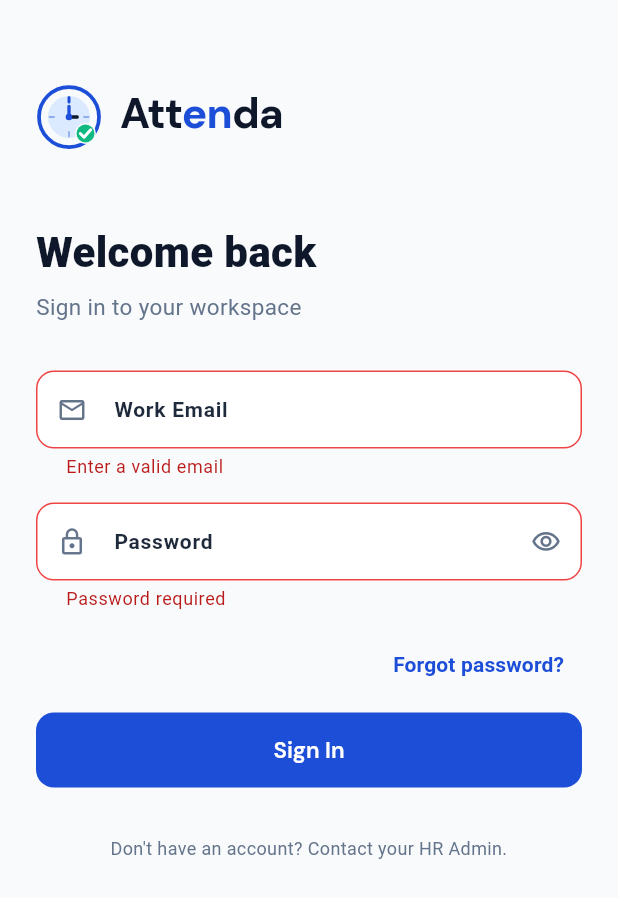
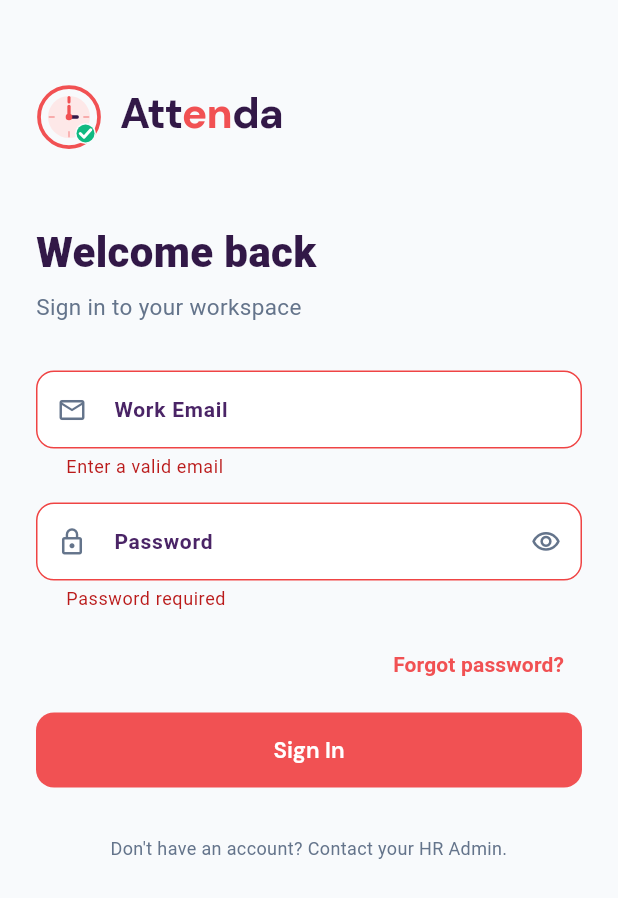
Before and after one commit to BilalkhanIO/Attenda-mobile, a Flutter app: the screen it shows after launch, after a tap on "Sign In", on a phone screen of 412 x 824 dp. Shown: the top 898 px of the screen. Run offline on Flutter 3.47's test engine with Material 3 defaults, Android fonts, the phone set to English and light mode, and no system bars; our stand-ins replace connectivity_plus, dio, flutter_secure_storage, go_router, google_fonts, hive_flutter and 3 more; missing offline and left inert: mobile_scanner, network_info_plus, workmanager; accounts and stored records are empty; statements that could not run were skipped.

Commit message:
feat: apply Violet + Imperial Red brand palette; fix API and auth bugs
- Update AppColors: primary → #f15153 (Imperial Red),
  dark → #321847 (Violet), matching web app design tokens
- Update AttendaLogo painter to use new brand colours throughout
- Fix getSwapRequests() to call /shifts/swaps/me (employee endpoint)
  instead of /shifts/swaps (manager-only endpoint)
- Handle requires_2fa response in AuthProvider.login() — returns
  temp_token instead of crashing on missing access_token
- Update login screen to navigate to /2fa route when 2FA is required
- Fix schedule screen shift colour fallback to #f15153

```diff
--- a/lib/screens/auth/login_screen.dart
+++ b/lib/screens/auth/login_screen.dart
@@ -32,8 +32,13 @@ class _LoginScreenState extends State<LoginScreen> {
     if (!_formKey.currentState!.validate()) return;
     setState(() { _loading = true; _error = null; });
     try {
-      await context.read<AuthProvider>().login(_emailCtrl.text.trim(), _passCtrl.text);
-      if (mounted) context.go('/home');
+      final tempToken = await context.read<AuthProvider>().login(_emailCtrl.text.trim(), _passCtrl.text);
+      if (!mounted) return;
+      if (tempToken != null) {
+        context.go('/2fa', extra: tempToken);
+      } else {
+        context.go('/home');
+      }
     } catch (e) {
       setState(() { _error = _parseError(e.toString()); });
     } finally {
--- a/lib/screens/schedule/schedule_screen.dart
+++ b/lib/screens/schedule/schedule_screen.dart
@@ -63,7 +63,7 @@ class _ScheduleScreenState extends State<ScheduleScreen> with SingleTickerProvid
                       final shift = a['shift'] as Map? ?? {};
                       final date  = DateTime.parse(a['date'] as String);
                       final isToday = DateFormat('yyyy-MM-dd').format(date) == DateFormat('yyyy-MM-dd').format(DateTime.now());
-                      final color = shift['color'] as String? ?? '#1D4ED8';
+                      final color = shift['color'] as String? ?? '#f15153';
                       final c     = Color(int.parse(color.replaceFirst('#', '0xFF')));
 
                       return Padding(
--- a/lib/services/api_service.dart
+++ b/lib/services/api_service.dart
@@ -150,7 +150,7 @@ class ApiService {
   }
 
   Future<List<dynamic>> getSwapRequests() async {
-    final res = await _dio.get('/shifts/swaps');
+    final res = await _dio.get('/shifts/swaps/me');
     return res.data['data'] as List;
   }
 
--- a/lib/services/auth_provider.dart
+++ b/lib/services/auth_provider.dart
@@ -75,8 +75,14 @@ class AuthProvider extends ChangeNotifier {
     notifyListeners();
   }
 
-  Future<void> login(String email, String password) async {
+  // Returns null on success, or the temp_token string if 2FA is required.
+  Future<String?> login(String email, String password) async {
     final data = await api.login(email, password);
+
+    if (data['requires_2fa'] == true) {
+      return data['temp_token'] as String?;
+    }
+
     await _storage.write(key: 'access_token',  value: data['access_token'] as String);
     await _storage.write(key: 'refresh_token', value: data['refresh_token'] as String);
 
@@ -90,6 +96,7 @@ class AuthProvider extends ChangeNotifier {
       email: claims['email'] as String,
     );
     notifyListeners();
+    return null;
   }
 
   Future<void> logout() async {
--- a/lib/utils/theme.dart
+++ b/lib/utils/theme.dart
@@ -3,12 +3,12 @@ import 'package:google_fonts/google_fonts.dart';
 
 // ─── Attenda Color Tokens ─────────────────────────────
 class AppColors {
-  static const primary600  = Color(0xFF1D4ED8);
-  static const primary100  = Color(0xFFDBEAFE);
-  static const primary900  = Color(0xFF1E3A8A);
-  static const dark950     = Color(0xFF0F172A);
-  static const dark800     = Color(0xFF1E293B);
-  static const dark700     = Color(0xFF334155);
+  static const primary600  = Color(0xFFF15153); // Imperial Red
+  static const primary100  = Color(0xFFFDE8E8);
+  static const primary900  = Color(0xFFB91C1E);
+  static const dark950     = Color(0xFF321847); // Violet
+  static const dark800     = Color(0xFF4A2466);
+  static const dark700     = Color(0xFF5E2E7A);
   static const gray500     = Color(0xFF64748B);
   static const gray200     = Color(0xFFE2E8F0);
   static const gray100     = Color(0xFFF1F5F9);
--- a/lib/widgets/attenda_logo.dart
+++ b/lib/widgets/attenda_logo.dart
@@ -47,10 +47,10 @@ class _AttendaWordmark extends StatelessWidget {
   Widget build(BuildContext context) {
     final baseColor = variant == AttendaLogoVariant.dark
         ? const Color(0xFFF1F5F9)
-        : const Color(0xFF0F172A);
+        : const Color(0xFF321847);
     final accentColor = variant == AttendaLogoVariant.dark
-        ? const Color(0xFF3B82F6)
-        : const Color(0xFF1D4ED8);
+        ? const Color(0xFFF15153)
+        : const Color(0xFFF15153);
 
     final style = TextStyle(
       fontFamily: 'DMSans',
@@ -91,7 +91,7 @@ class _AttendaIconPainter extends CustomPainter {
       const Offset(22, 22),
       20,
       Paint()
-        ..color = isDark ? const Color(0xFF1D4ED8) : const Color(0xFF1D4ED8)
+        ..color = isDark ? const Color(0xFFF15153) : const Color(0xFFF15153)
         ..style = PaintingStyle.stroke
         ..strokeWidth = 2.5,
     );
@@ -102,12 +102,12 @@ class _AttendaIconPainter extends CustomPainter {
       14,
       Paint()
         ..color = isDark
-            ? const Color(0xFF1D4ED8).withOpacity(0.15)
-            : const Color(0xFFDBEAFE),
+            ? const Color(0xFFF15153).withOpacity(0.15)
+            : const Color(0xFFFDE8E8),
     );
 
     // ── Clock ticks ─────────────────────────────────────────
-    final tickColor = isDark ? const Color(0xFF3B82F6) : const Color(0xFF1D4ED8);
+    final tickColor = isDark ? const Color(0xFFF15153) : const Color(0xFFF15153);
 
     // Top tick (prominent)
     _drawLine(canvas, const Offset(22, 9), const Offset(22, 12), tickColor, 2.0);
@@ -123,7 +123,7 @@ class _AttendaIconPainter extends CustomPainter {
       canvas,
       const Offset(22, 22),
       const Offset(22, 15),
-      isDark ? const Color(0xFF60A5FA) : const Color(0xFF1D4ED8),
+      isDark ? const Color(0xFFF15153) : const Color(0xFFF15153),
       2.2,
     );
 
@@ -132,7 +132,7 @@ class _AttendaIconPainter extends CustomPainter {
       canvas,
       const Offset(22, 22),
       const Offset(27.5, 22),
-      isDark ? const Color(0xFFF1F5F9) : const Color(0xFF0F172A),
+      isDark ? const Color(0xFFF1F5F9) : const Color(0xFF321847),
       2.2,
     );
 
@@ -140,14 +140,14 @@ class _AttendaIconPainter extends CustomPainter {
     canvas.drawCircle(
       const Offset(22, 22),
       2.2,
-      Paint()..color = isDark ? const Color(0xFF3B82F6) : const Color(0xFF1D4ED8),
+      Paint()..color = isDark ? const Color(0xFFF15153) : const Color(0xFFF15153),
     );
 
     // ── Badge background (dark halo) ─────────────────────────
     canvas.drawCircle(
       const Offset(33, 33),
       7,
-      Paint()..color = isDark ? const Color(0xFF0F172A) : const Color(0xFFF8FAFC),
+      Paint()..color = isDark ? const Color(0xFF321847) : const Color(0xFFF8FAFC),
     );
 
     // ── Green badge fill ─────────────────────────────────────
```
